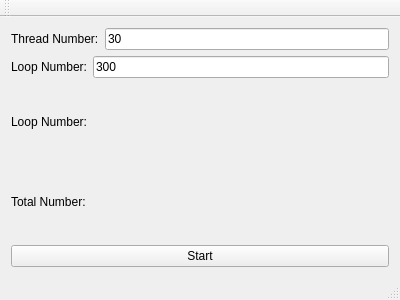
First picture: the form in mainwindow.ui, repository KangLin/csdn, before the edit.
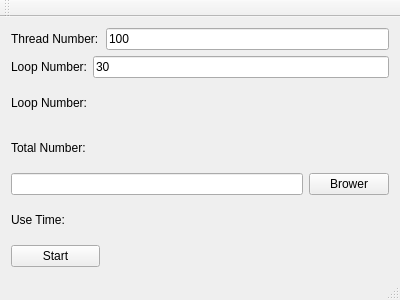
Second picture: the form after the edit.

What changed in the file:
```diff
--- a/mainwindow.ui
+++ b/mainwindow.ui
@@ -16,24 +16,20 @@
   <widget class="QWidget" name="centralWidget">
    <layout class="QGridLayout" name="gridLayout">
     <item row="0" column="0">
-     <layout class="QHBoxLayout" name="horizontalLayout">
-      <item>
        <widget class="QLabel" name="label">
         <property name="text">
          <string>Thread Number:</string>
         </property>
        </widget>
       </item>
-      <item>
+    <item row="0" column="1">
        <widget class="QLineEdit" name="edNumber">
         <property name="text">
-         <string>30</string>
+       <string>100</string>
         </property>
        </widget>
       </item>
-     </layout>
-    </item>
-    <item row="1" column="0">
+    <item row="1" column="0" colspan="2">
      <layout class="QHBoxLayout" name="horizontalLayout_2">
       <item>
        <widget class="QLabel" name="label_2">
@@ -45,7 +41,7 @@
       <item>
        <widget class="QLineEdit" name="edLoopNumer">
         <property name="text">
-         <string>300</string>
+         <string>30</string>
         </property>
        </widget>
       </item>
@@ -87,7 +83,39 @@
       </item>
      </layout>
     </item>
-    <item row="4" column="0">
+    <item row="4" column="0" colspan="2">
+     <layout class="QHBoxLayout" name="horizontalLayout">
+      <item>
+       <widget class="QLineEdit" name="edBrower"/>
+      </item>
+      <item>
+       <widget class="QPushButton" name="pbBrower">
+        <property name="text">
+         <string>Brower</string>
+        </property>
+       </widget>
+      </item>
+     </layout>
+    </item>
+    <item row="5" column="0">
+     <layout class="QHBoxLayout" name="horizontalLayout_5">
+      <item>
+       <widget class="QLabel" name="label_5">
+        <property name="text">
+         <string>Use Time:</string>
+        </property>
+       </widget>
+      </item>
+      <item>
+       <widget class="QLabel" name="lbUseTime">
+        <property name="text">
+         <string/>
+        </property>
+       </widget>
+      </item>
+     </layout>
+    </item>
+    <item row="6" column="0">
      <widget class="QPushButton" name="pbStart">
       <property name="text">
        <string>Start</string>
```
Lines whose indentation alone changed are shown as unchanged.
